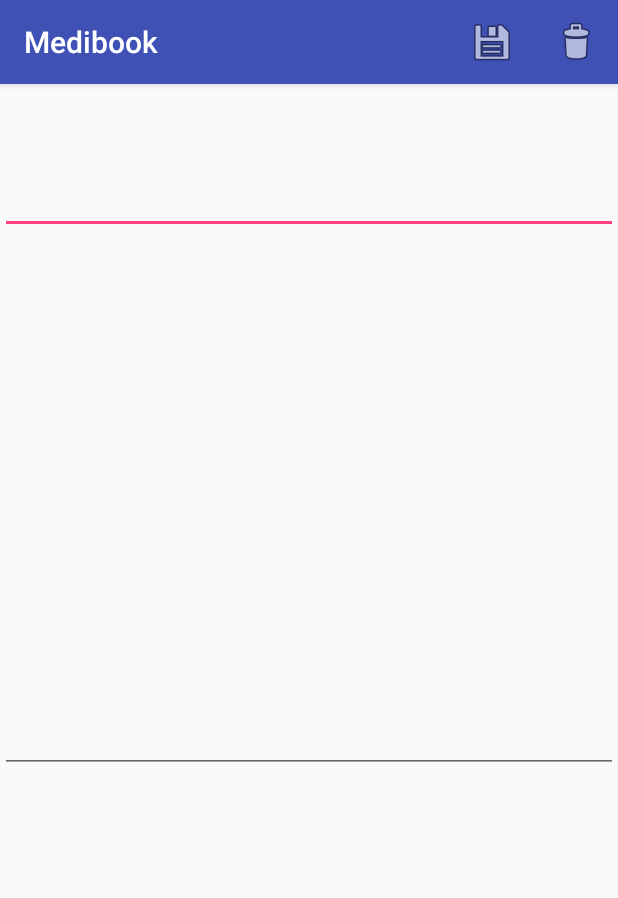
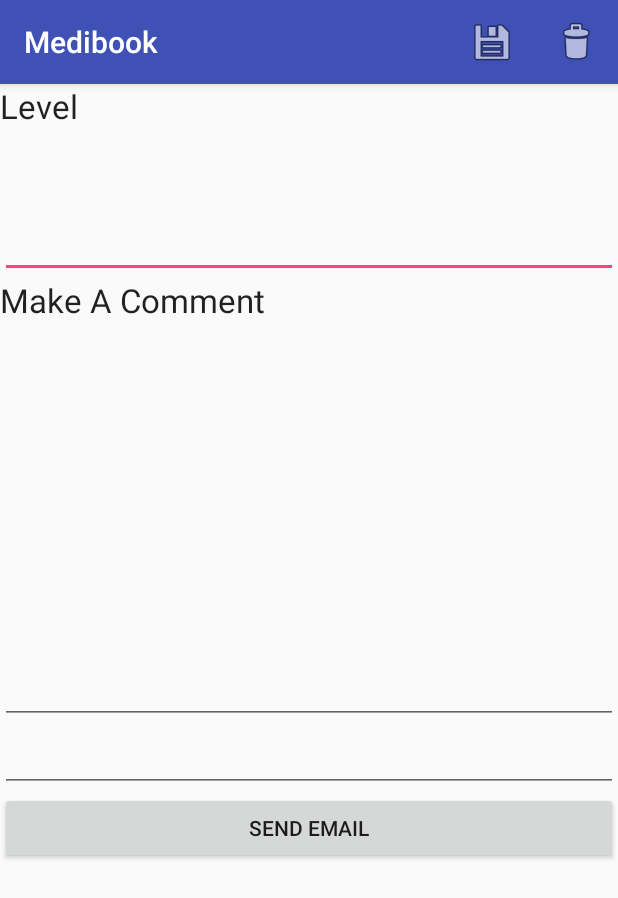
Before and after one commit to LucyMilla/Lucy-Miller-Project-CO699-Medibook, an Android app: the LogActivity screen opened directly, with no data from a screen before it, on a phone screen of 412 x 824 dp. Shown: the top 898 px of the screen. Run offline under Robolectric (Android 15) with nearby library versions, the phone set to English and light mode, and no system bars.

Commit message:
Emailing Function Added

```diff
--- a/app/src/main/java/com/example/lucy/medibook/LogActivity.java
+++ b/app/src/main/java/com/example/lucy/medibook/LogActivity.java
@@ -2,6 +2,7 @@ package com.example.lucy.medibook;
 
 import android.app.AlertDialog;
 import android.content.DialogInterface;
+import android.content.Intent;
 import android.support.v7.app.AppCompatActivity;
 import android.os.Bundle;
 import android.view.Menu;
@@ -9,6 +10,7 @@ import android.view.MenuItem;
 import android.view.View;
 import android.widget.AdapterView;
 import android.widget.ArrayAdapter;
+import android.widget.Button;
 import android.widget.EditText;import android.widget.Toast;
 
 import java.util.ArrayList;
@@ -20,6 +22,7 @@ public class LogActivity extends AppCompatActivity {
     private EditText mETitle;
     private EditText mEContent;
     private String mLogFileName;
+    private EditText mEditTextTo;
     private Log mLoadedLog;
     @Override
     protected void onCreate(Bundle savedInstanceState) {
@@ -30,6 +33,17 @@ public class LogActivity extends AppCompatActivity {
 
         mETitle = (EditText) findViewById(R.id.levelbox);
         mEContent = (EditText) findViewById(R.id.commenttbox);
+        mEditTextTo = (EditText)findViewById(R.id.edit_text_to);
+
+        Button buttonsend = (Button) findViewById(R.id.button_send);
+        buttonsend.setOnClickListener(new View.OnClickListener() {
+            @Override
+            public void onClick(View v) {
+                sendMail();
+            }
+        });
+
+
         mLogFileName = getIntent().getStringExtra("LOG_FILE");
         if(mLogFileName!= null && !mLogFileName.isEmpty()){
             mLoadedLog = Utilities.getLogByName(getApplicationContext(),mLogFileName);
@@ -42,6 +56,23 @@ public class LogActivity extends AppCompatActivity {
 
         }
 
+
+    }
+    private void sendMail(){
+        String recipientList = mEditTextTo.getText().toString();
+        String[] recipients = recipientList.split(",");
+
+        String message = mEContent.getText().toString();
+        String message2 = mETitle.getText().toString();
+
+        Intent intent = new Intent(Intent.ACTION_SEND);
+        intent.putExtra(Intent.EXTRA_EMAIL,recipients);
+        intent.putExtra(Intent.EXTRA_TEXT,message2);
+        intent.putExtra(Intent.EXTRA_TEXT, message);
+
+
+        intent.setType("message/rfc822");
+        startActivity(Intent.createChooser(intent, "choose and Email Client" ));
 
     }
     @Override
@@ -103,6 +134,7 @@ public class LogActivity extends AppCompatActivity {
                         }
                     })
                     .setNegativeButton("no", null)
+                    //Cancelable doesnt let the user exit the dialog box from clicking outside, an options MUST be selected
                     .setCancelable(false);
             dialog.show();
         }
--- a/app/src/main/res/layout/activity_log.xml
+++ b/app/src/main/res/layout/activity_log.xml
@@ -6,6 +6,12 @@
     android:layout_height="match_parent"
     android:orientation="vertical"
     tools:context="com.example.lucy.medibook.LogActivity">
+
+    <TextView
+        android:layout_width="match_parent"
+        android:layout_height="wrap_content"
+        android:text="Level"
+        android:textAppearance="@style/TextAppearance.AppCompat.Large"/>
 
     <EditText
         android:id="@+id/levelbox"
@@ -21,12 +27,32 @@
         tools:layout_editor_absoluteY="16dp"
          />
 
+    <TextView
+        android:layout_width="match_parent"
+        android:layout_height="wrap_content"
+        android:text="Make A Comment"
+        android:textAppearance="@style/TextAppearance.AppCompat.Large"/>
+
     <EditText
         android:id="@+id/commenttbox"
         android:layout_width="match_parent"
-        android:layout_height="359dp"
+        android:layout_height="268dp"
         android:gravity="top"
         android:inputType="textMultiLine"
         tools:layout_editor_absoluteX="62dp"
         tools:layout_editor_absoluteY="102dp"/>
+
+    <EditText
+        android:id="@+id/edit_text_to"
+        android:layout_width="match_parent"
+        android:layout_height="wrap_content"
+        android:inputType="textEmailAddress"/>
+
+    <Button
+        android:id="@+id/button_send"
+        android:layout_width="match_parent"
+        android:layout_height="wrap_content"
+        android:text="Send Email"
+        />
+
 </LinearLayout>
```
